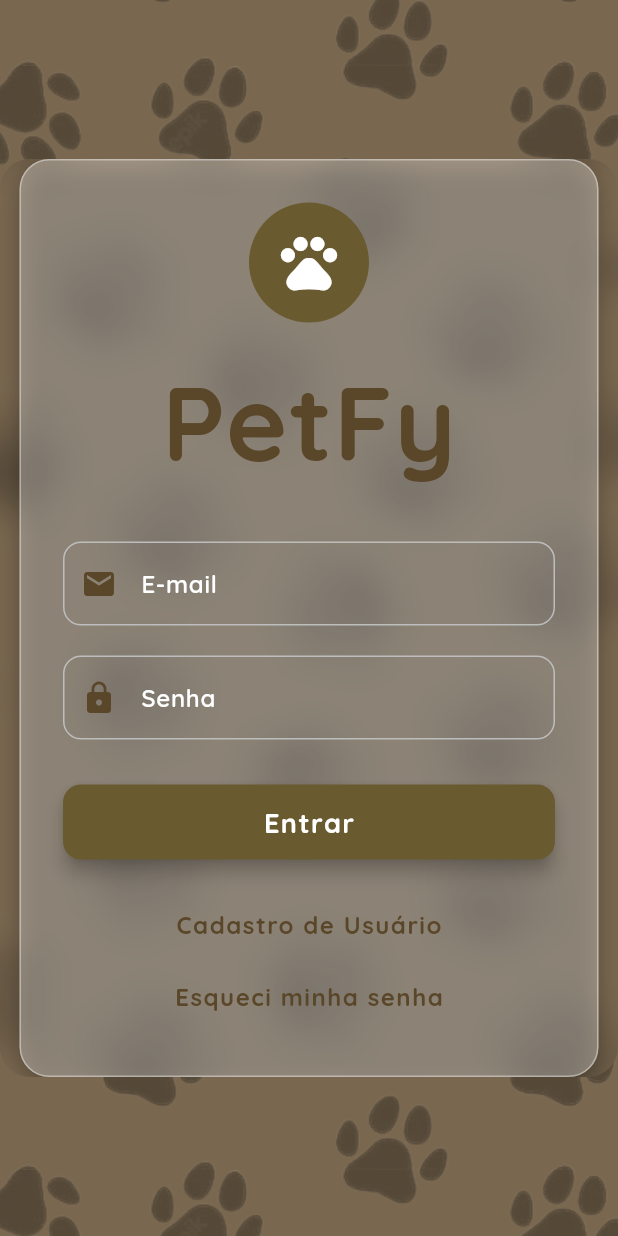
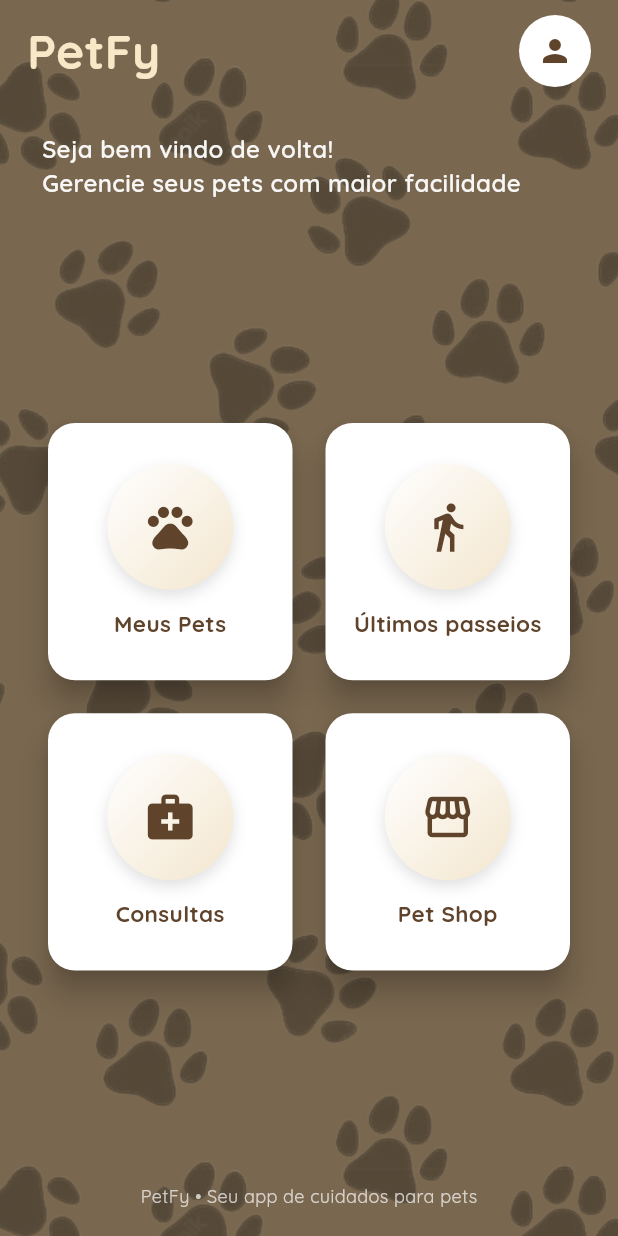
Before and after one commit to Dev-CaioMedeiros/Pets_App, a Flutter app: the screen it shows after launch, after a tap on "Entrar", on a phone screen of 412 x 824 dp. Run offline on Flutter 3.47's test engine with Material 3 defaults, Android fonts, the phone set to English and light mode, and no system bars; our stand-ins replace google_fonts, mask_text_input_formatter.

Commit message:
Fix Bugs and Home_page

```diff
--- a/lib/cadastro_page.dart
+++ b/lib/cadastro_page.dart
@@ -206,6 +206,9 @@ class CadastroPage extends StatelessWidget {
     TextInputType? keyboardType,
   }) {
     return TextField(
+      style: GoogleFonts.quicksand(
+      color: Colors.white,
+        ),
       controller: controller,
       obscureText: obscure,
       inputFormatters: inputFormatters,
@@ -218,7 +221,7 @@ class CadastroPage extends StatelessWidget {
           fontWeight: FontWeight.w600,
         ),
         focusedBorder: OutlineInputBorder(
-          borderSide: BorderSide(color: Colors.teal, width: 2),
+          borderSide: BorderSide(color: Colors.white, width: 2),
           borderRadius: BorderRadius.circular(12),
         ),
         enabledBorder: OutlineInputBorder(
--- a/lib/confirmar_page.dart
+++ b/lib/confirmar_page.dart
@@ -77,13 +77,16 @@ class ConfirmarPage extends StatelessWidget {
                       ),
                       SizedBox(height: 20),
                       TextField(
+                        style: GoogleFonts.quicksand(
+                          color: Colors.white, // texto digitado branco
+                        ),
                         controller: _codeController,
                         keyboardType: TextInputType.number,
                         decoration: InputDecoration(
                           prefixIcon: Icon(Icons.password, color: const Color.fromARGB(255, 90, 70, 40)),
                           labelText: "Digite o código",
                           labelStyle: GoogleFonts.quicksand(
-                            color: const Color.fromARGB(255, 90, 70, 40),
+                            color: const Color.fromARGB(255, 255, 255, 255),
                           ),
                           border: OutlineInputBorder(
                             borderRadius: BorderRadius.circular(12),
--- a/lib/esqueci_a_senha_page.dart
+++ b/lib/esqueci_a_senha_page.dart
@@ -75,12 +75,13 @@ class _EsqueciSenhaPageState extends State<EsqueciSenhaPage> {
                       ),
                       SizedBox(height: 25),
 
+                      // Dropdown
                       DropdownButtonFormField<String>(
                         value: _selectedOption,
-  dropdownColor: Colors.brown[700], // fundo do menu suspenso
-  iconEnabledColor: Colors.white,  // cor da setinha
+                        dropdownColor: Colors.brown[700],
+                        iconEnabledColor: Colors.white,
                         style: GoogleFonts.quicksand(
-    color: Colors.white, // cor do texto selecionado
+                          color: Colors.white,
                           fontSize: 16,
                         ),
                         items: [
@@ -121,13 +122,20 @@ class _EsqueciSenhaPageState extends State<EsqueciSenhaPage> {
                       if (_selectedOption != null) ...[
                         TextField(
                           controller: _controller,
+                          keyboardType: _selectedOption == "sms"
+                              ? TextInputType.phone
+                              : TextInputType.emailAddress,
+                          inputFormatters:
+                              _selectedOption == "sms" ? [telefoneMask] : [],
                           style: GoogleFonts.quicksand(
                             color: Colors.white, // cor do texto digitado
                           ),
                           decoration: InputDecoration(
                             prefixIcon: Icon(
-      _selectedOption == "email" ? Icons.email : Icons.phone,
-      color: Colors.white, // ícone branco também
+                              _selectedOption == "email"
+                                  ? Icons.email
+                                  : Icons.phone,
+                              color: const Color.fromARGB(255, 90, 70, 40),
                             ),
                             labelText: _selectedOption == "email"
                                 ? "Digite seu E-mail"
@@ -146,6 +154,7 @@ class _EsqueciSenhaPageState extends State<EsqueciSenhaPage> {
                         ),
 
                         SizedBox(height: 20),
+
                         ElevatedButton(
                           onPressed: () {
                             Navigator.push(
@@ -159,7 +168,8 @@ class _EsqueciSenhaPageState extends State<EsqueciSenhaPage> {
                             );
                           },
                           style: ElevatedButton.styleFrom(
-                            backgroundColor: const Color.fromARGB(255, 105, 90, 47),
+                            backgroundColor:
+                                const Color.fromARGB(255, 105, 90, 47),
                             foregroundColor: Colors.white,
                             minimumSize: Size(double.infinity, 50),
                             shape: RoundedRectangleBorder(
--- /dev/null
+++ b/lib/home_page.dart
@@ -0,0 +1,210 @@
+import 'package:flutter/material.dart';
+import 'package:google_fonts/google_fonts.dart';
+
+class HomePage extends StatelessWidget {
+  const HomePage({super.key});
+
+  @override
+  Widget build(BuildContext context) {
+    // cores reaproveitadas
+    const bgBrown = Color(0xFF7A5E3E);
+    const brandBrown = Color(0xFF5F432B);
+    const accentBeige = Color(0xFFF7E9C7);
+
+    final items = [
+      _MenuItem(icon: Icons.pets, label: 'Meus Pets', onTap: () {}),
+      _MenuItem(icon: Icons.directions_walk, label: 'Últimos passeios', onTap: () {}),
+      _MenuItem(icon: Icons.medical_services, label: 'Consultas', onTap: () {}),
+      _MenuItem(icon: Icons.storefront, label: 'Pet Shop', onTap: () {}),
+    ];
+
+    return Scaffold(
+  body: Container(
+    decoration: BoxDecoration(
+          gradient: LinearGradient(
+            colors: [
+              const Color.fromARGB(255, 121, 103, 79),
+              const Color.fromARGB(255, 121, 103, 79),
+            ],
+            begin: Alignment.topCenter,
+            end: Alignment.bottomCenter,
+          ),
+          image: DecorationImage(
+            image: AssetImage("assets/paws_pattern.png"),
+            repeat: ImageRepeat.repeat,
+            fit: BoxFit.none,
+            scale: 1,
+            opacity: 0.30,
+          ),
+        ),
+    child: SafeArea(
+      child: Column(
+            children: [
+              // Topo com logo + avatar
+              Padding(
+                padding: const EdgeInsets.symmetric(horizontal: 18.0, vertical: 10),
+                child: Row(
+                  children: [
+                    Text('PetFy',
+                        style: GoogleFonts.quicksand(
+                            color: accentBeige,
+                            fontSize: 32,
+                            fontWeight: FontWeight.w800)),
+                    const Spacer(),
+                    CircleAvatar(
+                      radius: 24,
+                      backgroundColor: Colors.white,
+                      child: Icon(Icons.person, color: brandBrown),
+                    ),
+                  ],
+                ),
+              ),
+
+              const SizedBox(height: 20),
+
+              // Saudação
+              Padding(
+                padding: const EdgeInsets.symmetric(horizontal: 28),
+                child: Row(
+                  children: [
+                    Expanded(
+                      child: Text(
+                        'Seja bem vindo de volta! \nGerencie seus pets com maior facilidade',
+                        style: GoogleFonts.quicksand(
+                            color: Colors.white.withOpacity(0.95),
+                            fontSize: 16,
+                            fontWeight: FontWeight.w600),
+                      ),
+                    ),
+                  ],
+                ),
+              ),
+
+              const SizedBox(height: 26),
+
+              // Grid centralizado
+              Expanded(
+                child: Center(
+                  child: ConstrainedBox(
+                    constraints: const BoxConstraints(maxWidth: 520),
+                    child: GridView.count(
+                      padding: const EdgeInsets.symmetric(horizontal: 32),
+                      crossAxisCount: 2,
+                      crossAxisSpacing: 22,
+                      mainAxisSpacing: 22,
+                      childAspectRatio: 0.95,
+                      shrinkWrap: true,
+                      physics: const BouncingScrollPhysics(),
+                      children: items
+                          .map((i) => _ActionCard(
+                                icon: i.icon,
+                                label: i.label,
+                                onTap: i.onTap,
+                              ))
+                          .toList(),
+                    ),
+                  ),
+                ),
+              ),
+
+              const SizedBox(height: 20),
+              // footer
+              Padding(
+                padding: const EdgeInsets.only(bottom: 18.0),
+                child: Text('PetFy • Seu app de cuidados para pets',
+                    style: GoogleFonts.quicksand(
+                        color: Colors.white70, fontSize: 12)),
+              ),
+            ],
+          ),
+        ),
+      ),
+    );
+  }
+}
+
+class _MenuItem {
+  final IconData icon;
+  final String label;
+  final VoidCallback onTap;
+  _MenuItem({required this.icon, required this.label, required this.onTap});
+}
+
+class _ActionCard extends StatefulWidget {
+  final IconData icon;
+  final String label;
+  final VoidCallback onTap;
+
+  const _ActionCard(
+      {required this.icon, required this.label, required this.onTap});
+
+  @override
+  State<_ActionCard> createState() => _ActionCardState();
+}
+
+class _ActionCardState extends State<_ActionCard> {
+  bool _pressed = false;
+
+  @override
+  Widget build(BuildContext context) {
+    const brandBrown = Color(0xFF5F432B);
+
+    return AnimatedScale(
+      scale: _pressed ? 0.95 : 1.0,
+      duration: const Duration(milliseconds: 120),
+      child: GestureDetector(
+        onTapDown: (_) => setState(() => _pressed = true),
+        onTapUp: (_) {
+          setState(() => _pressed = false);
+          widget.onTap();
+        },
+        onTapCancel: () => setState(() => _pressed = false),
+        child: Material(
+          color: Colors.white,
+          elevation: 8,
+          borderRadius: BorderRadius.circular(18),
+          child: InkWell(
+            borderRadius: BorderRadius.circular(18),
+            onTap: widget.onTap,
+            child: Container(
+              padding: const EdgeInsets.symmetric(vertical: 18, horizontal: 12),
+              child: Column(
+                mainAxisAlignment: MainAxisAlignment.center,
+                children: [
+                  Container(
+                    width: 84,
+                    height: 84,
+                    decoration: BoxDecoration(
+                      shape: BoxShape.circle,
+                      gradient: const LinearGradient(
+                          colors: [Colors.white, Color(0xFFF3E6CE)],
+                          begin: Alignment.topLeft,
+                          end: Alignment.bottomRight),
+                      boxShadow: [
+                        BoxShadow(
+                          color: Colors.black.withOpacity(0.12),
+                          blurRadius: 8,
+                          offset: const Offset(0, 4),
+                        ),
+                      ],
+                    ),
+                    child: Center(
+                      child: Icon(widget.icon, size: 36, color: brandBrown),
+                    ),
+                  ),
+                  const SizedBox(height: 12),
+                  Text(widget.label,
+                      textAlign: TextAlign.center,
+                      style: GoogleFonts.quicksand(
+                          fontSize: 15,
+                          fontWeight: FontWeight.w700,
+                          color: brandBrown)),
+                ],
+              ),
+            ),
+          ),
+        ),
+      ),
+    );
+  }
+}
--- a/lib/login_page.dart
+++ b/lib/login_page.dart
@@ -1,9 +1,10 @@
-import 'dart:ui'; // necessário para o ImageFilter
+import 'dart:ui';
 import 'package:flutter/material.dart';
 import 'package:google_fonts/google_fonts.dart';
 
 import 'cadastro_page.dart';
 import 'esqueci_a_senha_page.dart';
+import 'home_page.dart'; // <- importa a HomePage
 
 class LoginPage extends StatelessWidget {
   final _emailController = TextEditingController();
@@ -37,7 +38,7 @@ class LoginPage extends StatelessWidget {
             child: ClipRRect(
               borderRadius: BorderRadius.circular(20),
               child: BackdropFilter(
-                filter: ImageFilter.blur(sigmaX: 12, sigmaY: 12), // efeito fosco
+                filter: ImageFilter.blur(sigmaX: 12, sigmaY: 12),
                 child: Container(
                   margin: EdgeInsets.symmetric(horizontal: 13),
                   padding: EdgeInsets.all(28),
@@ -85,26 +86,27 @@ class LoginPage extends StatelessWidget {
                       TextField(
                         controller: _emailController,
                         style: GoogleFonts.quicksand(
-                          fontSize: 16,
-                          fontWeight: FontWeight.w500,
-                          color: Colors.black87,
+                          color: Colors.white,
                         ),
                         decoration: InputDecoration(
                           prefixIcon: Icon(
                             Icons.email,
-                            color: const Color.fromARGB(255, 90, 70, 40),
+                            color: Color.fromARGB(255, 90, 70, 40),
                           ),
                           labelText: "E-mail",
                           labelStyle: GoogleFonts.quicksand(
-                            color: const Color.fromARGB(255, 255, 255, 255),
+                            color: Colors.white,
                             fontWeight: FontWeight.w600,
                           ),
-                          focusedBorder: OutlineInputBorder(
-                            borderSide: BorderSide(color: Colors.teal, width: 2),
-                            borderRadius: BorderRadius.circular(12),
+                          hintStyle: GoogleFonts.quicksand(
+                            color: Colors.white70,
                           ),
                           enabledBorder: OutlineInputBorder(
                             borderSide: BorderSide(color: Colors.grey.shade400),
+                            borderRadius: BorderRadius.circular(12),
+                          ),
+                          focusedBorder: OutlineInputBorder(
+                            borderSide: BorderSide(color: Colors.white, width: 2),
                             borderRadius: BorderRadius.circular(12),
                           ),
                         ),
@@ -116,9 +118,7 @@ class LoginPage extends StatelessWidget {
                         controller: _passwordController,
                         obscureText: true,
                         style: GoogleFonts.quicksand(
-                          fontSize: 16,
-                          fontWeight: FontWeight.w500,
-                          color: Colors.black87,
+                          color: Colors.white,
                         ),
                         decoration: InputDecoration(
                           prefixIcon: Icon(
@@ -127,15 +127,15 @@ class LoginPage extends StatelessWidget {
                           ),
                           labelText: "Senha",
                           labelStyle: GoogleFonts.quicksand(
-                            color: const Color.fromARGB(255, 255, 255, 255),
+                            color: Colors.white,
                             fontWeight: FontWeight.w600,
-                          ),
-                          focusedBorder: OutlineInputBorder(
-                            borderSide: BorderSide(color: Colors.teal, width: 2),
-                            borderRadius: BorderRadius.circular(12),
                           ),
                           enabledBorder: OutlineInputBorder(
                             borderSide: BorderSide(color: Colors.grey.shade400),
+                            borderRadius: BorderRadius.circular(12),
+                          ),
+                          focusedBorder: OutlineInputBorder(
+                            borderSide: BorderSide(color: Colors.white, width: 2),
                             borderRadius: BorderRadius.circular(12),
                           ),
                         ),
@@ -145,7 +145,13 @@ class LoginPage extends StatelessWidget {
                       // Botão Login
                       ElevatedButton(
                         onPressed: () {
-                          // lógica de login aqui
+                          // Quando clicar em Entrar -> vai direto pra HomePage
+                          Navigator.pushReplacement(
+                            context,
+                            MaterialPageRoute(
+                              builder: (context) => HomePage(),
+                            ),
+                          );
                         },
                         style: ElevatedButton.styleFrom(
                           backgroundColor: const Color.fromARGB(255, 105, 90, 47),
--- a/lib/nova_senha_page.dart
+++ b/lib/nova_senha_page.dart
@@ -62,31 +62,49 @@ class NovaSenhaPage extends StatelessWidget {
                         ),
                       ),
                       SizedBox(height: 20),
+                      // Campo Nova Senha
                       TextField(
                         controller: _newPassController,
                         obscureText: true,
+                        style: GoogleFonts.quicksand(
+                          color: Colors.white, // texto digitado branco
+                        ),
                         decoration: InputDecoration(
-                          prefixIcon: Icon(Icons.lock_outline, color: const Color.fromARGB(255, 90, 70, 40)),
+                          prefixIcon: Icon(Icons.lock_outline,
+                              color: const Color.fromARGB(255, 90, 70, 40)), // ícone marrom
                           labelText: "Nova senha",
-                          labelStyle: GoogleFonts.quicksand(
-                            color: const Color.fromARGB(255, 90, 70, 40),
+                          labelStyle: GoogleFonts.quicksand(color: Colors.white), // label branco
+                          hintStyle: GoogleFonts.quicksand(color: Colors.white70), // placeholder branco suave
+                          enabledBorder: OutlineInputBorder(
+                            borderSide: BorderSide(color: Colors.white70),
+                            borderRadius: BorderRadius.circular(12),
                           ),
-                          border: OutlineInputBorder(
+                          focusedBorder: OutlineInputBorder(
+                            borderSide: BorderSide(color: Colors.white),
                             borderRadius: BorderRadius.circular(12),
                           ),
                         ),
                       ),
                       SizedBox(height: 20),
+                      // Campo Confirmar Senha
                       TextField(
                         controller: _confirmPassController,
                         obscureText: true,
+                        style: GoogleFonts.quicksand(
+                          color: Colors.white, // texto digitado branco
+                        ),
                         decoration: InputDecoration(
-                          prefixIcon: Icon(Icons.lock_reset, color: const Color.fromARGB(255, 90, 70, 40)),
+                          prefixIcon: Icon(Icons.lock_reset,
+                              color: const Color.fromARGB(255, 90, 70, 40)), // ícone marrom
                           labelText: "Confirmar senha",
-                          labelStyle: GoogleFonts.quicksand(
-                            color: const Color.fromARGB(255, 90, 70, 40),
+                          labelStyle: GoogleFonts.quicksand(color: Colors.white), // label branco
+                          hintStyle: GoogleFonts.quicksand(color: Colors.white70),
+                          enabledBorder: OutlineInputBorder(
+                            borderSide: BorderSide(color: Colors.white70),
+                            borderRadius: BorderRadius.circular(12),
                           ),
-                          border: OutlineInputBorder(
+                          focusedBorder: OutlineInputBorder(
+                            borderSide: BorderSide(color: Colors.white),
                             borderRadius: BorderRadius.circular(12),
                           ),
                         ),
```
Also changed, not shown: lib/main.dart (line endings or trailing spaces). Lines whose indentation alone changed are shown as unchanged.
